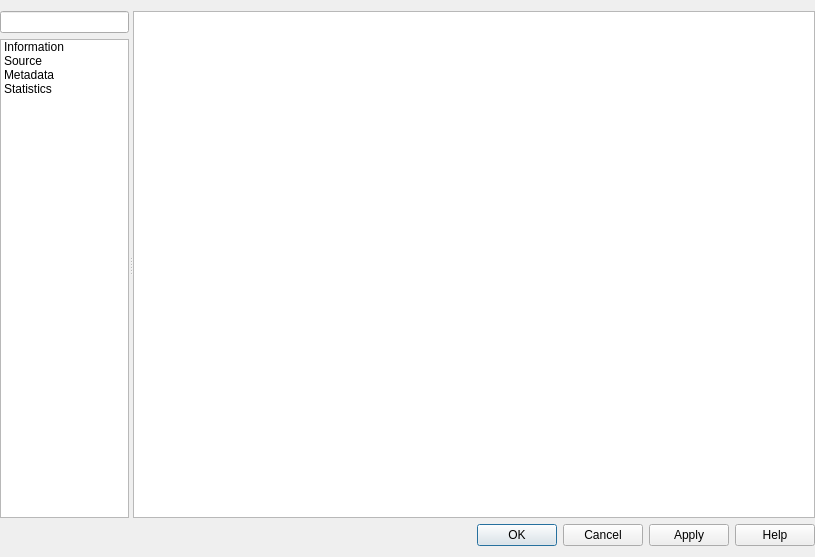
Qt form src/ui/qgspointcloudlayerpropertiesbase.ui (carsmie/QGIS) before a commit.
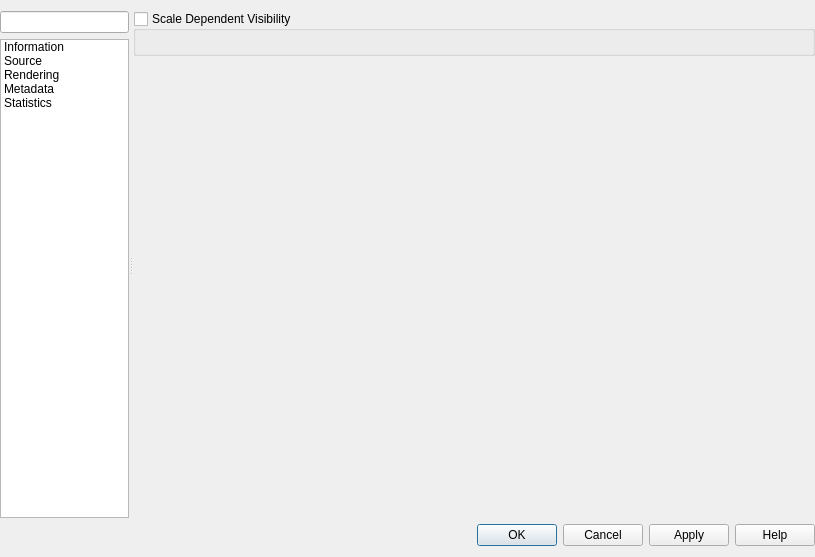
The same form after that commit. The open tabs and pages were chosen to show the change. Icons and pictures are not drawn. Custom widgets are drawn as their Qt base class.

Commit message:
Show standard Rendering tab in point cloud layer properties
Allows modification of layer scale range in layer properties dialog

Fixes #50268

```diff
--- a/src/ui/qgspointcloudlayerpropertiesbase.ui
+++ b/src/ui/qgspointcloudlayerpropertiesbase.ui
@@ -122,6 +122,18 @@
             <normaloff>:/images/themes/default/propertyicons/system.svg</normaloff>:/images/themes/default/propertyicons/system.svg</iconset>
           </property>
          </item>
+         <item>
+          <property name="text">
+           <string>Rendering</string>
+          </property>
+          <property name="toolTip">
+           <string>Rendering</string>
+          </property>
+          <property name="icon">
+           <iconset resource="../../images/images.qrc">
+            <normaloff>:/images/themes/default/propertyicons/rendering.svg</normaloff>:/images/themes/default/propertyicons/rendering.svg</iconset>
+          </property>
+         </item>
          <item>
           <property name="text">
            <string>Metadata</string>
@@ -350,6 +362,78 @@
            </item>
           </layout>
          </widget>
+         <widget class="QWidget" name="mOptsPage_Rendering">
+          <layout class="QVBoxLayout" name="verticalLayout_10">
+           <property name="leftMargin">
+            <number>0</number>
+           </property>
+           <property name="topMargin">
+            <number>0</number>
+           </property>
+           <property name="rightMargin">
+            <number>0</number>
+           </property>
+           <property name="bottomMargin">
+            <number>0</number>
+           </property>
+           <item>
+            <widget class="QgsCollapsibleGroupBox" name="chkUseScaleDependentRendering">
+             <property name="title">
+              <string>Scale Dependent Visibility</string>
+             </property>
+             <property name="checkable">
+              <bool>true</bool>
+             </property>
+             <property name="checked">
+              <bool>false</bool>
+             </property>
+             <property name="syncGroup" stdset="0">
+              <string notr="true">rastergeneral</string>
+             </property>
+             <layout class="QGridLayout" name="_5">
+              <property name="leftMargin">
+               <number>11</number>
+              </property>
+              <property name="topMargin">
+               <number>11</number>
+              </property>
+              <property name="rightMargin">
+               <number>11</number>
+              </property>
+              <property name="bottomMargin">
+               <number>11</number>
+              </property>
+              <property name="verticalSpacing">
+               <number>6</number>
+              </property>
+              <item row="0" column="0" colspan="2">
+               <widget class="QgsScaleRangeWidget" name="mScaleRangeWidget" native="true">
+                <property name="toolTip">
+                 <string/>
+                </property>
+                <property name="whatsThis">
+                 <string/>
+                </property>
+               </widget>
+              </item>
+             </layout>
+            </widget>
+           </item>
+           <item>
+            <spacer name="verticalSpacer_2">
+             <property name="orientation">
+              <enum>Qt::Vertical</enum>
+             </property>
+             <property name="sizeHint" stdset="0">
+              <size>
+               <width>20</width>
+               <height>40</height>
+              </size>
+             </property>
+            </spacer>
+           </item>
+          </layout>
+         </widget>
          <widget class="QWidget" name="mOptsPage_Metadata">
           <layout class="QVBoxLayout" name="verticalLayout_5">
            <property name="leftMargin">
@@ -479,18 +563,23 @@
    <extends>QLineEdit</extends>
    <header>qgsfilterlineedit.h</header>
   </customwidget>
-  <customwidget>
-   <class>QgsCodeEditorSQL</class>
-   <extends>QWidget</extends>
-   <header>qgscodeeditorsql.h</header>
-   <container>1</container>
-  </customwidget>
   <customwidget>
    <class>QgsProjectionSelectionWidget</class>
    <extends>QWidget</extends>
    <header>qgsprojectionselectionwidget.h</header>
    <container>1</container>
   </customwidget>
+  <customwidget>
+   <class>QgsScaleRangeWidget</class>
+   <extends>QWidget</extends>
+   <header>qgsscalerangewidget.h</header>
+  </customwidget>
+  <customwidget>
+   <class>QgsCodeEditorSQL</class>
+   <extends>QWidget</extends>
+   <header>qgscodeeditorsql.h</header>
+   <container>1</container>
+  </customwidget>
  </customwidgets>
  <tabstops>
   <tabstop>mSearchLineEdit</tabstop>
```
Left out of the diff: 10 changed lines with no effect on the pictures. The commit also changes 3 other files.
